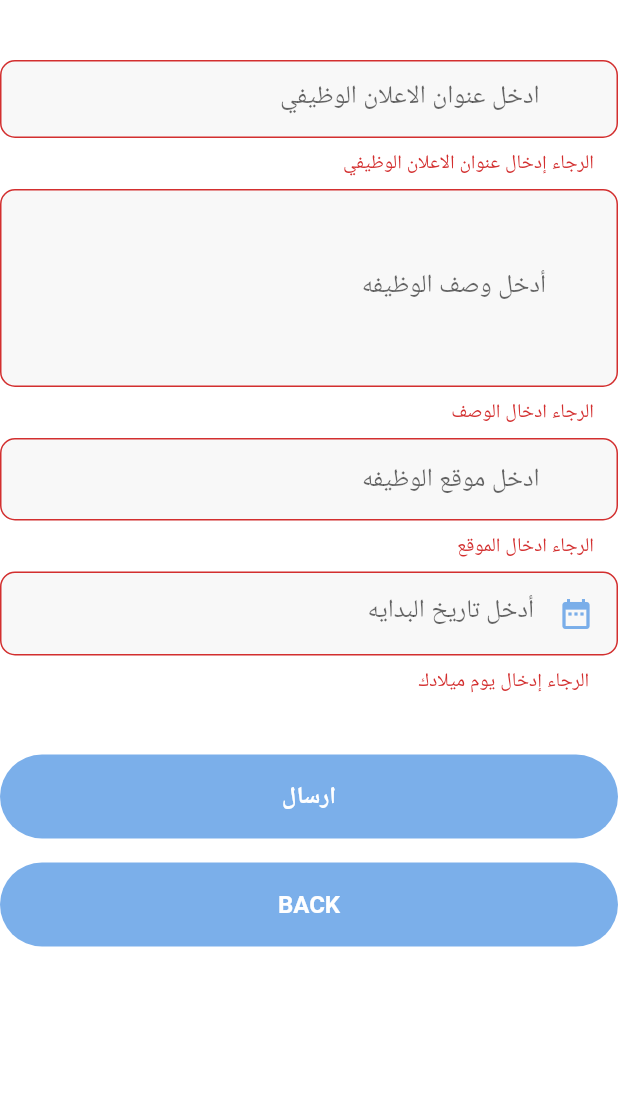
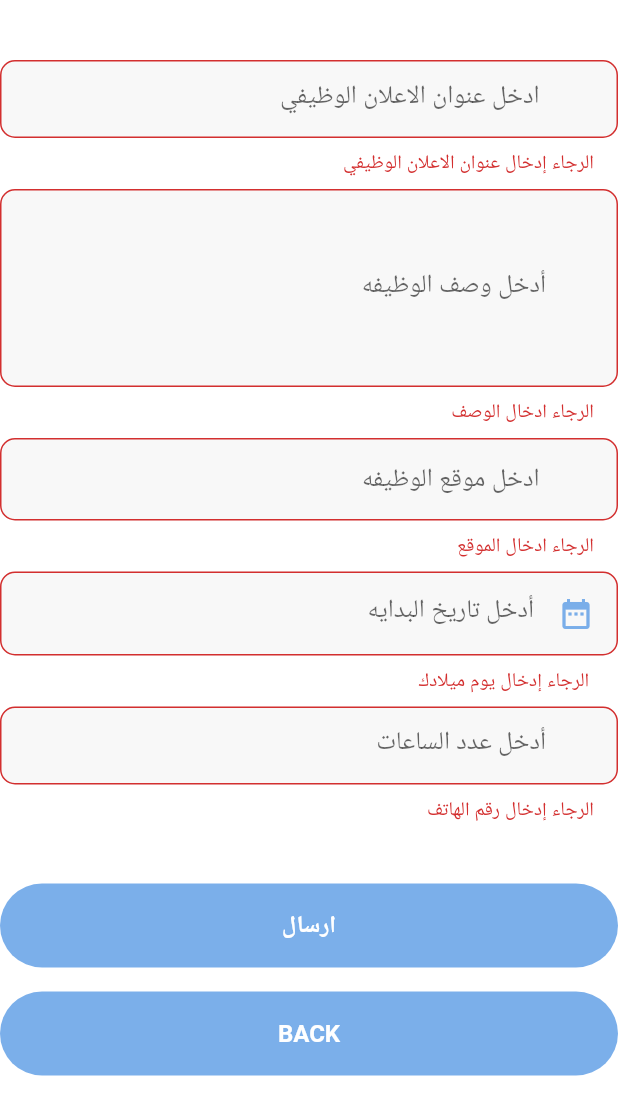
Before and after one commit to Julairi/444-Project-G-15, a Flutter app: what postJob() shows on an empty page, opened directly, after a tap on "ارسال", on a phone screen of 412 x 824 dp. Shown: the top 1115 px of the screen. Run offline on Flutter 3.47's test engine with Material 2 defaults, Android fonts, the phone set to English and light mode, and no system bars; our stand-ins replace cloud_firestore, firebase_auth, firebase_core; accounts and stored records are empty.

Commit message:
post job

```diff
--- a/lib/post_job/post_job_form.dart
+++ b/lib/post_job/post_job_form.dart
@@ -1,12 +1,14 @@
-import 'package:esaa/Screens/Login/login_screen.dart';
+//import 'package:esaa/Screens/Login/login_screen.dart';
 import 'package:esaa/Screens/Welcome/components/login_signup_btn.dart';
 import 'package:esaa/Screens/signup/sec_signup_scren.dart';
 import 'package:flutter/cupertino.dart';
 import 'package:flutter/material.dart';
 import 'package:intl/intl.dart';
-
-import '../../../components/already_have_an_account_acheck.dart';
+//import '../../../components/already_have_an_account_acheck.dart';
 import '../../../constants.dart';
+import 'package:firebase_auth/firebase_auth.dart';
+import 'package:firebase_core/firebase_core.dart';
+import 'package:cloud_firestore/cloud_firestore.dart';
 
 class postJob extends StatefulWidget {
   const postJob({
@@ -22,6 +24,7 @@ class _postJobFormState extends State<postJob> {
   final descripEditingController = new TextEditingController();
   final locationEditingController = new TextEditingController();
   final dateEditingController = new TextEditingController();
+  final noHoursEditingController = new TextEditingController();
 
   @override
   Widget build(BuildContext context) {
@@ -140,6 +143,36 @@ class _postJobFormState extends State<postJob> {
       },
     );
 
+    final noHours = TextFormField(
+      controller: noHoursEditingController,
+      cursorColor: kPrimaryColor,
+      keyboardType: TextInputType.number,
+      textInputAction: TextInputAction.next,
+      onSaved: (value) {
+        noHoursEditingController.text = value!;
+      },
+      decoration: InputDecoration(
+        border: OutlineInputBorder(
+          borderRadius: BorderRadius.circular(10),
+          borderSide: BorderSide(color: kPrimaryColor),
+        ),
+        prefixIcon: Padding(
+          padding: const EdgeInsets.all(defaultPadding),
+        ),
+        labelText: "أدخل عدد الساعات",
+      ),
+      validator: (value) {
+        if (value!.isEmpty) {
+          //// checkkkkkkkkkkk
+          return kPhoneNumberNullError;
+        } // else if (!RegExp(r'^[+]+*[(]{0,1}[0-9]{1,4}[)]{0,1}[-\s\.0/-9]$')
+        //.hasMatch(value!)) {
+        // return kInvalidPhoneNumber;
+        //}
+        else
+          return null;
+      },
+    );
     return Form(
       key: _formKey,
       child: Column(
@@ -153,11 +186,23 @@ class _postJobFormState extends State<postJob> {
           locField,
           SizedBox(height: defaultPadding / 2),
           startDate,
+          SizedBox(height: defaultPadding / 2),
+          noHours,
           Padding(padding: const EdgeInsets.all(defaultPadding)),
           const SizedBox(height: defaultPadding / 2),
           ElevatedButton(
-            onPressed: () {
+            onPressed: () async {
               if (_formKey.currentState!.validate()) {
+                // add new post
+                var currentUser = await FirebaseAuth.instance.currentUser;
+                FirebaseFirestore.instance.collection('posts').doc().set({
+                  'jobTitle': titleEditingController.text,
+                  'jobDesc': descripEditingController.text,
+                  'loc': locationEditingController.text,
+                  'sdate': dateEditingController.text,
+                  'nHours': noHoursEditingController.text,
+                  'user': 'users/' + currentUser!.uid
+                });
                 Navigator.push(
                   context,
                   MaterialPageRoute(
@@ -165,8 +210,8 @@ class _postJobFormState extends State<postJob> {
                       return secSignUpScreen();
                     },
                   ),
-                );
-              }
+                ); //push
+              } //end if
             },
             child: Text("ارسال".toUpperCase(), style: TextStyle(fontSize: 16)),
           ),
--- a/lib/post_job/post_job_screen.dart
+++ b/lib/post_job/post_job_screen.dart
@@ -6,6 +6,7 @@ import 'package:flutter/material.dart';
 import '../../components/background.dart';
 //import 'components/signup_form.dart';
 //import 'components/socal_sign_up.dart';
+import 'package:firebase_core/firebase_core.dart';
 
 class postjobScreen extends StatelessWidget {
   const postjobScreen({Key? key}) : super(key: key);
--- a/pubspec.yaml
+++ b/pubspec.yaml
@@ -39,6 +39,9 @@ dependencies:
   cupertino_icons: ^1.0.2
   flutter_auth: ^0.0.1
   intl: ^0.17.0
+  firebase_auth: ^3.8.0
+  firebase_core: ^1.22.0
+  cloud_firestore: ^3.4.7
 dev_dependencies:
   flutter_test:
     sdk: flutter
```
Also changed, not shown: pubspec.lock, 1 other file.
